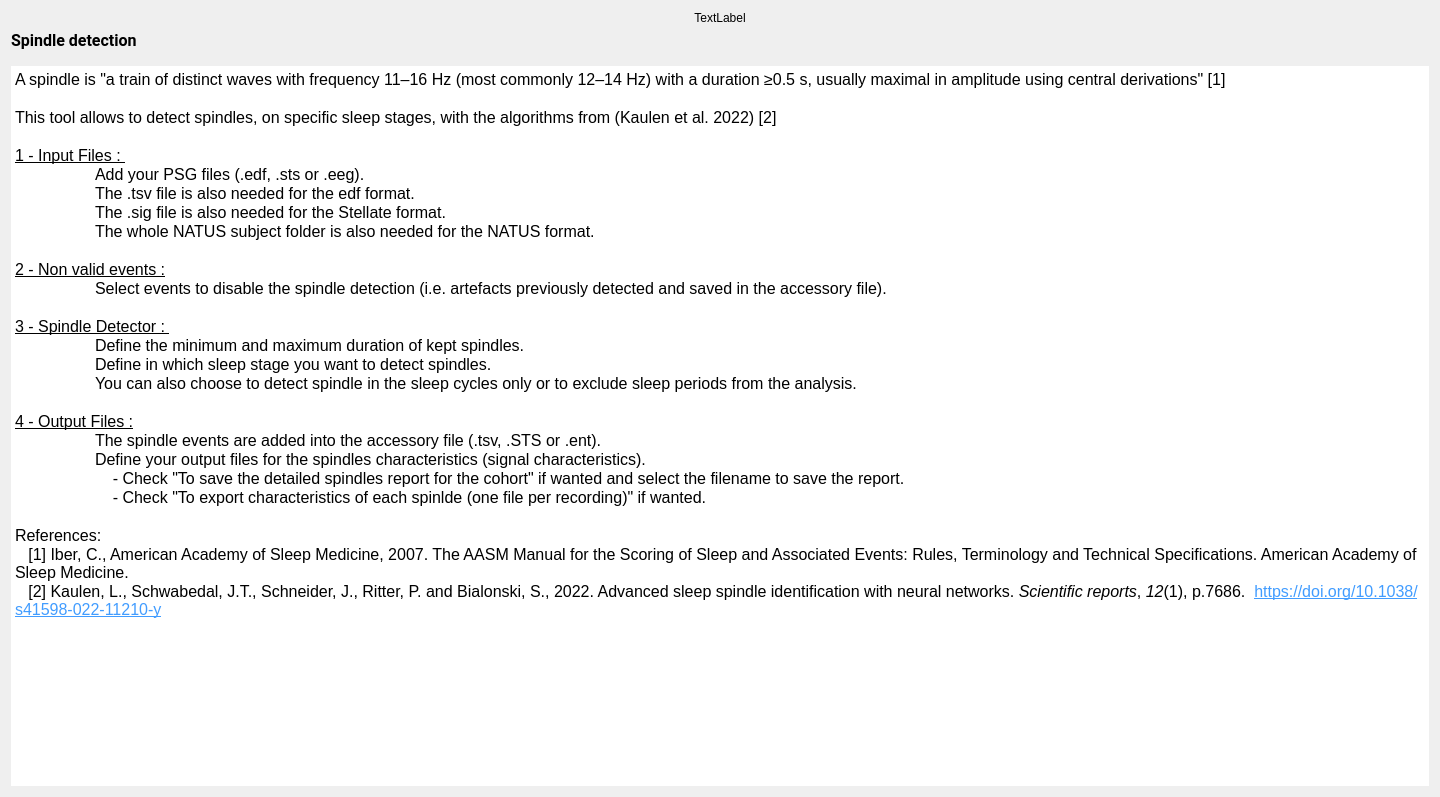
This is tools/CEAMSTools/SpindleDetectionSumo/SpindleDetectionDoc/Ui_SpindleDetectionDoc.ui in SnoozToolbox/snooz-package-ceams as Qt 5 draws it before an edit. The edited form follows.
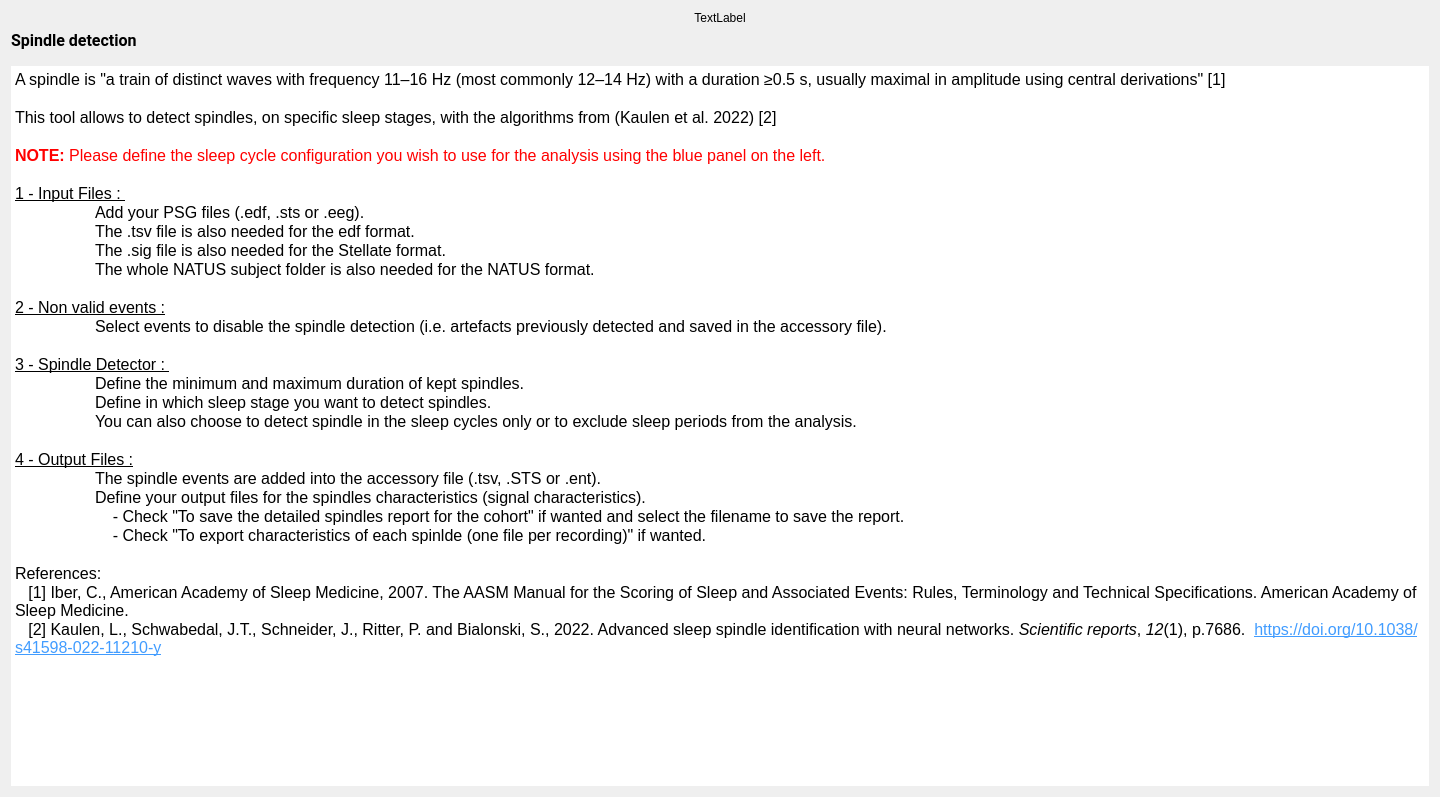
This is the edited form.

Commit message: UI clarification about the start time of the analysis and some modifications

Diff of the .ui file:
```diff
--- a/tools/CEAMSTools/SpindleDetectionSumo/SpindleDetectionDoc/Ui_SpindleDetectionDoc.ui
+++ b/tools/CEAMSTools/SpindleDetectionSumo/SpindleDetectionDoc/Ui_SpindleDetectionDoc.ui
@@ -86,6 +86,8 @@
 &lt;p style=&quot;-qt-paragraph-type:empty; margin-top:0px; margin-bottom:0px; margin-left:0px; margin-right:0px; -qt-block-indent:0; text-indent:0px;&quot;&gt;&lt;br /&gt;&lt;/p&gt;
 &lt;p style=&quot; margin-top:0px; margin-bottom:0px; margin-left:0px; margin-right:0px; -qt-block-indent:0; text-indent:0px;&quot;&gt;This tool allows to detect spindles, on specific sleep stages, with the algorithms from (Kaulen et al. 2022) [2]&lt;/p&gt;
 &lt;p style=&quot;-qt-paragraph-type:empty; margin-top:0px; margin-bottom:0px; margin-left:0px; margin-right:0px; -qt-block-indent:0; text-indent:0px;&quot;&gt;&lt;br /&gt;&lt;/p&gt;
+&lt;p style=&quot; margin-top:0px; margin-bottom:0px; margin-left:0px; margin-right:0px; -qt-block-indent:0; text-indent:0px;&quot;&gt;&lt;span style=&quot; font-weight:700; color:#ff0000;&quot;&gt;NOTE:&lt;/span&gt;&lt;span style=&quot; color:#ff0000;&quot;&gt; Please define the sleep cycle configuration you wish to use for the analysis using the blue panel on the left.&lt;/span&gt;&lt;/p&gt;
+&lt;p style=&quot;-qt-paragraph-type:empty; margin-top:0px; margin-bottom:0px; margin-left:0px; margin-right:0px; -qt-block-indent:0; text-indent:0px;&quot;&gt;&lt;br /&gt;&lt;/p&gt;
 &lt;p style=&quot; margin-top:0px; margin-bottom:0px; margin-left:0px; margin-right:0px; -qt-block-indent:0; text-indent:0px;&quot;&gt;&lt;span style=&quot; text-decoration: underline;&quot;&gt;1 - Input Files : &lt;/span&gt;&lt;/p&gt;
 &lt;p style=&quot; margin-top:0px; margin-bottom:0px; margin-left:0px; margin-right:0px; -qt-block-indent:0; text-indent:0px;&quot;&gt;	Add your PSG files (.edf, .sts or .eeg). &lt;/p&gt;
 &lt;p style=&quot; margin-top:0px; margin-bottom:0px; margin-left:0px; margin-right:0px; -qt-block-indent:0; text-indent:0px;&quot;&gt;	The .tsv file is also needed for the edf format.&lt;/p&gt;
```
The commit also changes 18 other files.
